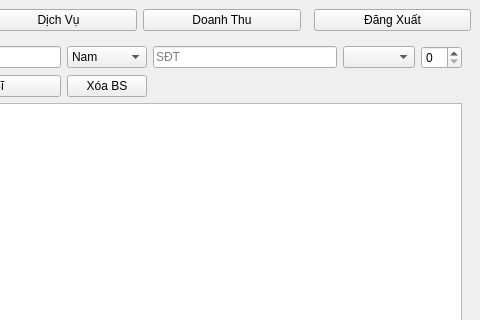
The window that src/ui/AdminMenu.ui (prestonwanttorevenge/PBL2) describes before a commit, drawn with Qt 5; both pictures show x 520 to 1000 and y 0 to 320 of the 1000 by 650 pixel window.
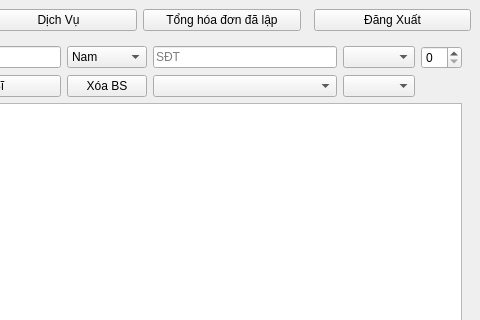
The same window after the commit. The open tabs and pages were chosen to show the change.

What changed in the file:
```diff
--- a/src/ui/AdminMenu.ui
+++ b/src/ui/AdminMenu.ui
@@ -14,7 +14,7 @@
       <item><widget class="QPushButton" name="btnManageServices"><property name="text"><string>Dịch Vụ</string></property></widget></item>
       
       <!-- NÚT MỚI: Truy cập bảng Doanh Thu -->
-      <item><widget class="QPushButton" name="btnViewRevenue"><property name="text"><string>Doanh Thu</string></property></widget></item>
+      <item><widget class="QPushButton" name="btnViewRevenue">      <property name="text"><string>Tổng hóa đơn đã lập</string></property></widget></item>
       
       <item><spacer name="horizontalSpacer"><property name="orientation"><enum>Qt::Horizontal</enum></property></spacer></item>
       <item><widget class="QPushButton" name="btnLogout"><property name="text"><string>Đăng Xuất</string></property></widget></item>
@@ -69,6 +69,8 @@
           <item row="1" column="1"><widget class="QLineEdit" name="txtDocPassword"><property name="placeholderText"><string>Mật Khẩu</string></property></widget></item>
           <item row="1" column="2"><widget class="QPushButton" name="btnAddDoctor"><property name="text"><string>Thêm Bác Sĩ</string></property></widget></item>
           <item row="1" column="3"><widget class="QPushButton" name="btnDeleteDoctor"><property name="text"><string>Xóa BS</string></property></widget></item>
+          <item row="1" column="4"><widget class="QComboBox" name="cbDocWorkDay"/></item>
+          <item row="1" column="5"><widget class="QComboBox" name="cbDocWorkShift"/></item>
          </layout>
         </item>
         <item><widget class="QTableWidget" name="tableDoctors" /></item>
```
Left out of the diff: 1 changed line with no effect on the pictures.
